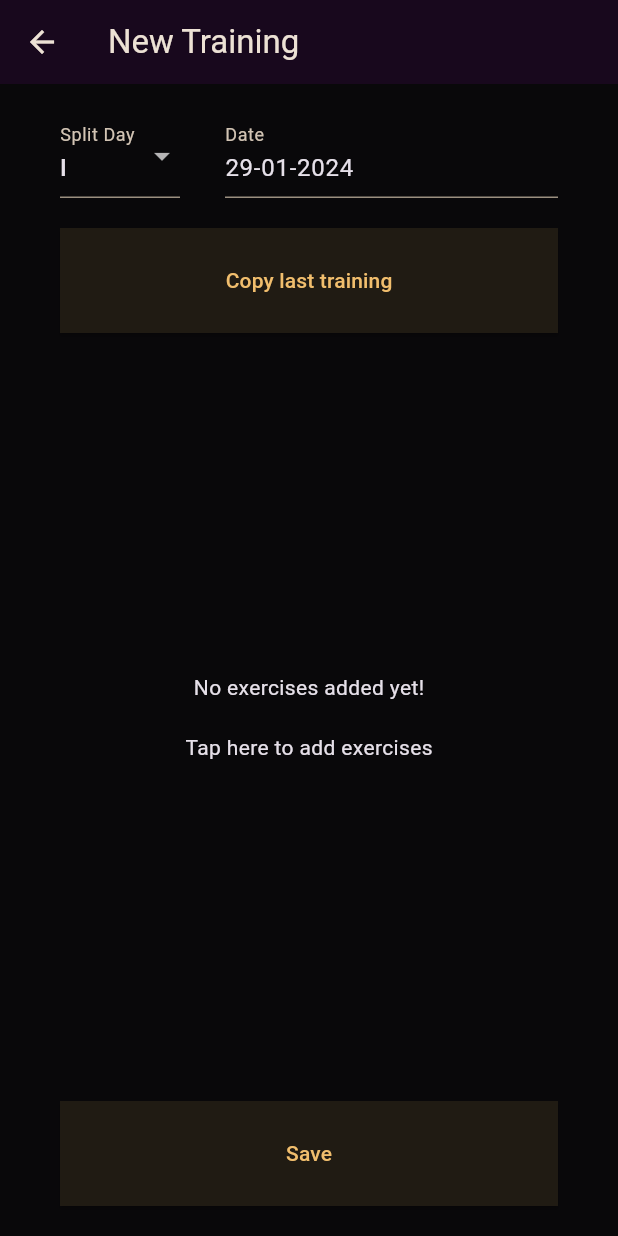
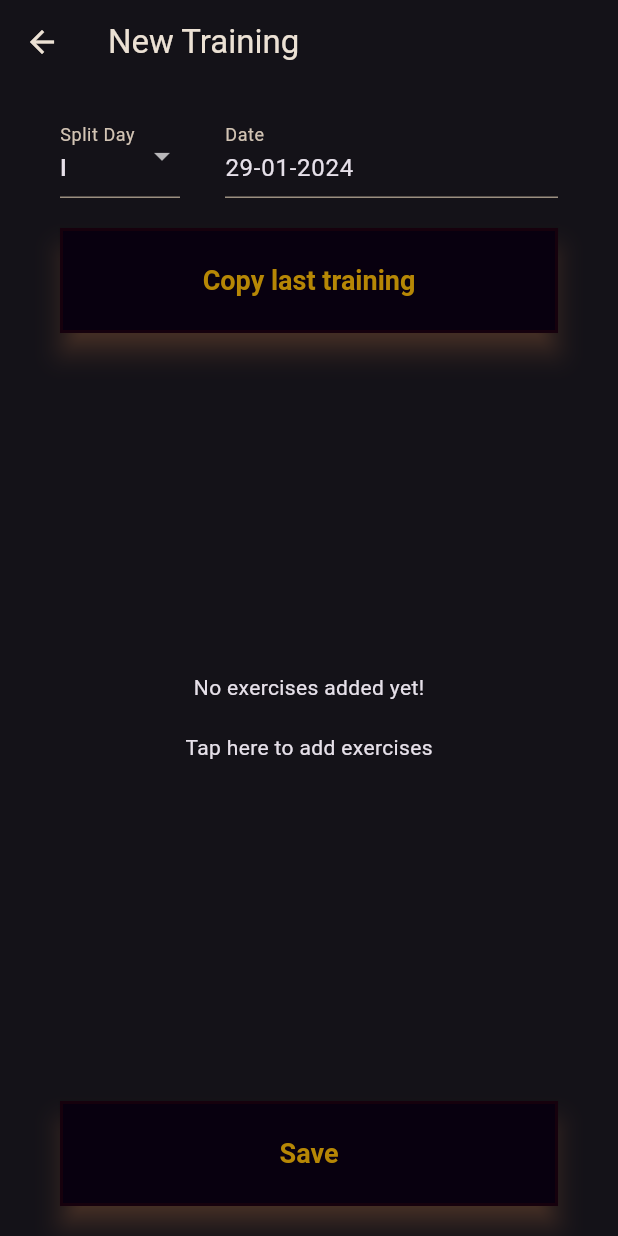
Before and after one commit to IgnacyBerent/Flutter-Workout_App, a Flutter app: the screen it shows once a user with an empty profile is signed in, item 3 of the bottom bar chosen, after a tap on the "add" icon, on a phone screen of 412 x 824 dp. Run offline on Flutter 3.47's test engine with Material 3 defaults, Android fonts, the phone set to English and light mode, and no system bars; our stand-ins replace cloud_firestore, firebase_auth, firebase_core, flutter_riverpod, flutter_typeahead, simple_gradient_text and 1 more; accounts and stored records are empty; generated files the repository leaves out were written again.

Commit message:
Adding background color and adjusting elevated buttons and cards

```diff
--- /dev/null
+++ b/lib/gradient_background_color.dart
@@ -0,0 +1,14 @@
+import 'package:flutter/material.dart';
+
+BoxDecoration gradientBackground() {
+  return const BoxDecoration(
+    gradient: LinearGradient(
+      begin: Alignment.topRight,
+      end: Alignment.bottomLeft,
+      colors: [
+        Color.fromARGB(255, 6, 0, 20),
+        Color.fromARGB(255, 34, 15, 0),
+      ],
+    ),
+  );
+}
--- a/lib/main.dart
+++ b/lib/main.dart
@@ -26,9 +26,44 @@ class MyApp extends StatelessWidget {
           brightness: Brightness.dark,
           surface: const Color.fromARGB(255, 24, 8, 29),
         ),
-        scaffoldBackgroundColor: const Color.fromARGB(255, 9, 8, 10),
         cardTheme: const CardTheme().copyWith(
-            color: Theme.of(context).colorScheme.onSecondaryContainer),
+          color: const Color.fromARGB(255, 5, 1, 14),
+          shadowColor: const Color.fromARGB(255, 185, 119, 80),
+          elevation: 1,
+          shape: const RoundedRectangleBorder(
+            borderRadius: BorderRadius.all(
+              Radius.circular(16),
+            ),
+            side: BorderSide(
+              color: Color.fromARGB(255, 22, 1, 13),
+              width: 2,
+              style: BorderStyle.solid,
+            ),
+          ),
+        ),
+        appBarTheme: const AppBarTheme().copyWith(
+          backgroundColor: Colors.transparent,
+          elevation: 0,
+        ),
+        elevatedButtonTheme: ElevatedButtonThemeData(
+          style: ElevatedButton.styleFrom(
+            foregroundColor: const Color.fromARGB(255, 182, 135, 5),
+            textStyle:
+                const TextStyle(fontSize: 18, fontWeight: FontWeight.bold),
+            disabledForegroundColor: Colors.blue.withOpacity(0.38),
+            disabledBackgroundColor: Colors.blue.withOpacity(0.12),
+            backgroundColor: const Color.fromARGB(255, 8, 0, 15),
+            shadowColor: const Color.fromARGB(255, 185, 119, 80),
+            elevation: 7,
+            side: const BorderSide(
+                color: Color.fromARGB(255, 22, 1, 13),
+                width: 2, //change border width
+                style: BorderStyle.solid),
+            shape: RoundedRectangleBorder(
+              borderRadius: BorderRadius.circular(30),
+            ),
+          ),
+        ),
       ),
       home: const WidgetTree(),
     );
--- a/lib/screens/home.dart
+++ b/lib/screens/home.dart
@@ -22,7 +22,7 @@ class HomeScreen extends ConsumerWidget {
       ref.read(trainingsProvider.notifier).clear();
     });
     return Padding(
-      padding: const EdgeInsets.symmetric(horizontal: 35, vertical: 40),
+      padding: const EdgeInsets.fromLTRB(20, 120, 20, 20),
       child: Center(
         child: Column(
           children: [
--- a/lib/screens/login.dart
+++ b/lib/screens/login.dart
@@ -2,6 +2,7 @@ import 'package:firebase_auth/firebase_auth.dart';
 import 'package:flutter/material.dart';
 
 import 'package:workout_app/firestore/auth.dart';
+import 'package:workout_app/gradient_background_color.dart';
 import 'package:workout_app/screens/register.dart';
 
 class LoginScreen extends StatefulWidget {
@@ -70,9 +71,11 @@ class _LoginScreenState extends State<LoginScreen> {
   Widget build(BuildContext context) {
     return Scaffold(
       resizeToAvoidBottomInset: false,
-      appBar: AppBar(),
-      body: Padding(
-        padding: const EdgeInsets.symmetric(horizontal: 40, vertical: 20),
+      extendBodyBehindAppBar: true,
+      body: Container(
+        decoration: gradientBackground(),
+        child: Padding(
+          padding: const EdgeInsets.fromLTRB(40, 80, 40, 20),
           child: Form(
             key: _formKey,
             child: Column(
@@ -210,6 +213,7 @@ class _LoginScreenState extends State<LoginScreen> {
             ),
           ),
         ),
+      ),
     );
   }
 }
--- a/lib/screens/profile.dart
+++ b/lib/screens/profile.dart
@@ -36,7 +36,7 @@ class ProfileScreen extends ConsumerWidget {
       builder:
           (BuildContext context, AsyncSnapshot<List<List<double>>> snapshot) {
         if (snapshot.connectionState == ConnectionState.waiting) {
-          return const CircularProgressIndicator();
+          return const Center(child: CircularProgressIndicator());
         } else if (snapshot.hasError) {
           return Text('Error: ${snapshot.error}');
         } else {
@@ -45,7 +45,7 @@ class ProfileScreen extends ConsumerWidget {
           final deadliftRecord = snapshot.data![2];
 
           return Padding(
-            padding: const EdgeInsets.symmetric(horizontal: 35, vertical: 20),
+            padding: const EdgeInsets.fromLTRB(20, 120, 20, 20),
             child: Center(
               child: Column(
                 children: [
@@ -107,9 +107,9 @@ class ProfileScreen extends ConsumerWidget {
                       child: const Row(
                         mainAxisAlignment: MainAxisAlignment.center,
                         children: [
-                          Text('Check Exercise'),
+                          Text('Check Progress'),
                           SizedBox(width: 10),
-                          Icon(Icons.fitness_center),
+                          Icon(Icons.show_chart),
                         ],
                       ),
                     ),
--- a/lib/screens/register.dart
+++ b/lib/screens/register.dart
@@ -3,6 +3,7 @@ import 'package:flutter/material.dart';
 
 import 'package:workout_app/firestore/auth.dart';
 import 'package:workout_app/firestore/firestore.dart';
+import 'package:workout_app/gradient_background_color.dart';
 
 class RegisterScreen extends StatefulWidget {
   const RegisterScreen({super.key});
@@ -88,9 +89,12 @@ class _RegisterScreenState extends State<RegisterScreen> {
   Widget build(BuildContext context) {
     return Scaffold(
       resizeToAvoidBottomInset: false,
+      extendBodyBehindAppBar: true,
       appBar: AppBar(),
-      body: Padding(
-        padding: const EdgeInsets.symmetric(horizontal: 40, vertical: 20),
+      body: Container(
+        decoration: gradientBackground(),
+        child: Padding(
+          padding: const EdgeInsets.fromLTRB(40, 80, 40, 20),
           child: Form(
             key: _formKey,
             child: Column(
@@ -357,6 +361,7 @@ class _RegisterScreenState extends State<RegisterScreen> {
             ),
           ),
         ),
+      ),
     );
   }
 }
--- a/lib/screens/tabs.dart
+++ b/lib/screens/tabs.dart
@@ -1,4 +1,5 @@
 import 'package:flutter/material.dart';
+import 'package:workout_app/gradient_background_color.dart';
 
 import 'package:workout_app/screens/home.dart';
 import 'package:workout_app/screens/profile.dart';
@@ -30,11 +31,16 @@ class _TabsScreenState extends State<TabsScreen> {
     }
 
     return Scaffold(
+      extendBodyBehindAppBar: true,
       appBar: AppBar(
         title: Text(activePageTitle),
       ),
-      body: activePage,
+      body: Container(
+        decoration: gradientBackground(),
+        child: activePage,
+      ),
       bottomNavigationBar: BottomNavigationBar(
+        backgroundColor: const Color.fromARGB(255, 8, 0, 14),
         onTap: selectPage,
         currentIndex: _selectedPageIndex,
         items: const [
--- a/lib/screens/trainings.dart
+++ b/lib/screens/trainings.dart
@@ -67,7 +67,7 @@ class _TrainingsScreenState extends ConsumerState<TrainingsScreen> {
     final trainings = ref.watch(trainingsProvider);
 
     return Padding(
-      padding: const EdgeInsets.symmetric(horizontal: 40, vertical: 30),
+      padding: const EdgeInsets.fromLTRB(40, 100, 40, 30),
       child: Center(
         child: ListView.builder(
           controller: _scrollController,
--- a/lib/widgets/exercise_card_inner.dart
+++ b/lib/widgets/exercise_card_inner.dart
@@ -27,7 +27,6 @@ class ExerciseCardInner extends StatelessWidget {
                 ),
               );
             },
-            borderRadius: BorderRadius.circular(16),
             splashColor: Theme.of(context).colorScheme.onSecondary,
             child: ExerciseCard(exercise)),
       ),
--- a/lib/widgets/new_training_card.dart
+++ b/lib/widgets/new_training_card.dart
@@ -22,7 +22,6 @@ class NewTrainingCard extends ConsumerWidget {
               ),
             );
           },
-          borderRadius: BorderRadius.circular(16),
           splashColor: Theme.of(context).colorScheme.onSecondary,
           child: Card(
             child: Align(
--- a/lib/widgets/training_card.dart
+++ b/lib/widgets/training_card.dart
@@ -38,7 +38,6 @@ class TrainingCard extends ConsumerWidget {
               ),
             );
           },
-          borderRadius: BorderRadius.circular(16),
           splashColor: Theme.of(context).colorScheme.onSecondary,
           child: Card(
             child: Column(
```
Lines whose indentation alone changed are shown as unchanged.
